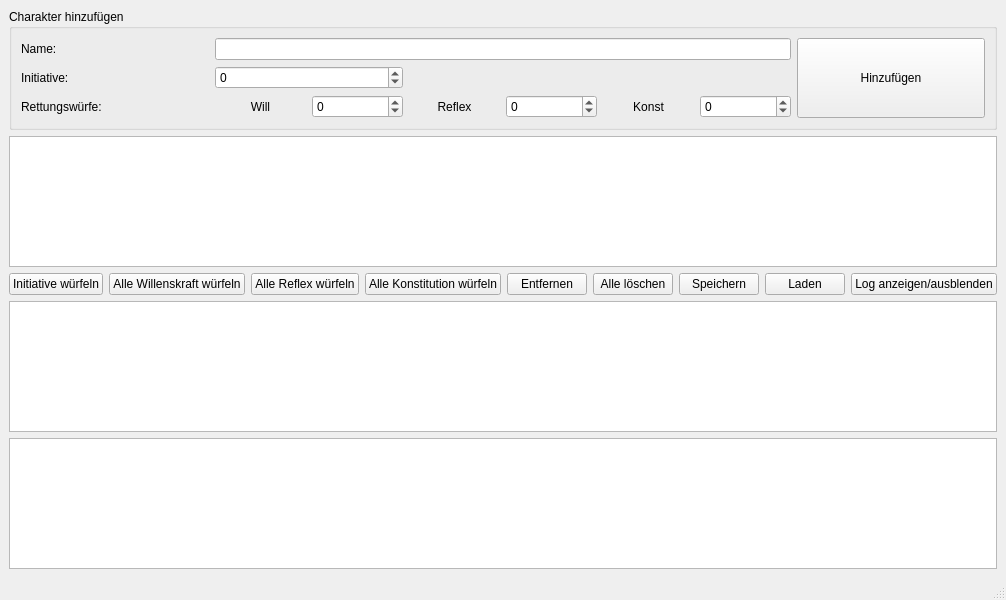
The window that src/mainwindow.ui (LutzHauschild/D-D-Helper) describes before a commit, drawn with Qt 5.
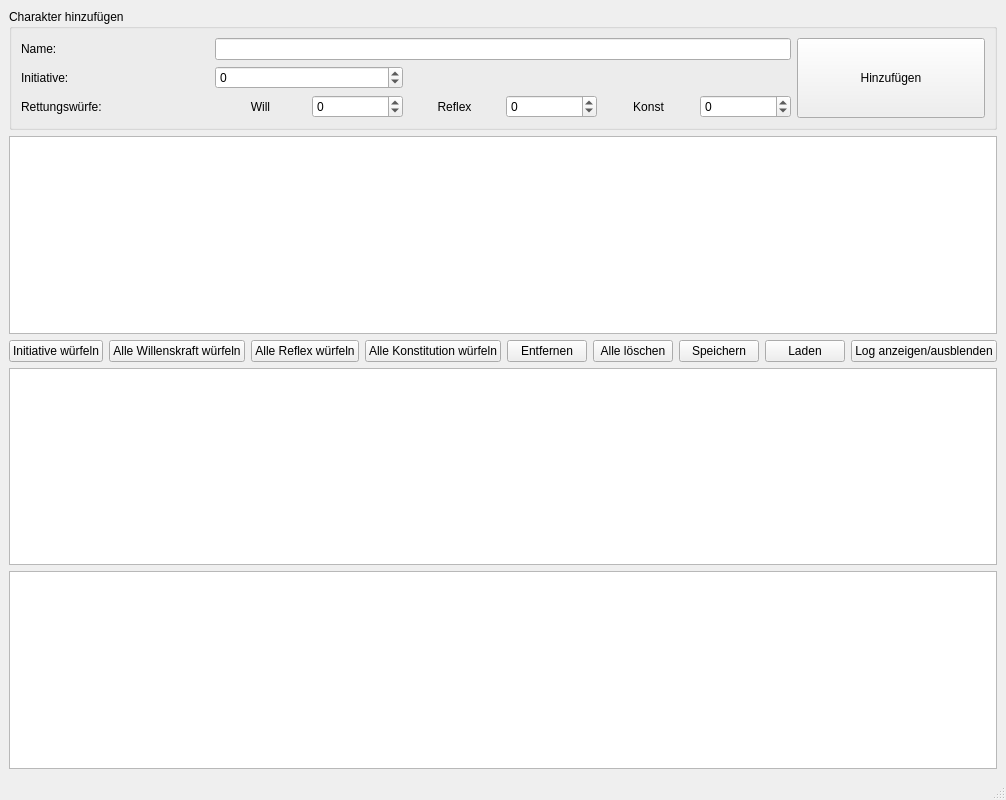
The same window after the commit.

```diff
--- a/src/mainwindow.ui
+++ b/src/mainwindow.ui
@@ -7,7 +7,7 @@
     <x>0</x>
     <y>0</y>
     <width>1000</width>
-    <height>600</height>
+    <height>800</height>
    </rect>
   </property>
   <property name="windowTitle">
```
Left out of the diff: 4 changed lines with no effect on the pictures.
